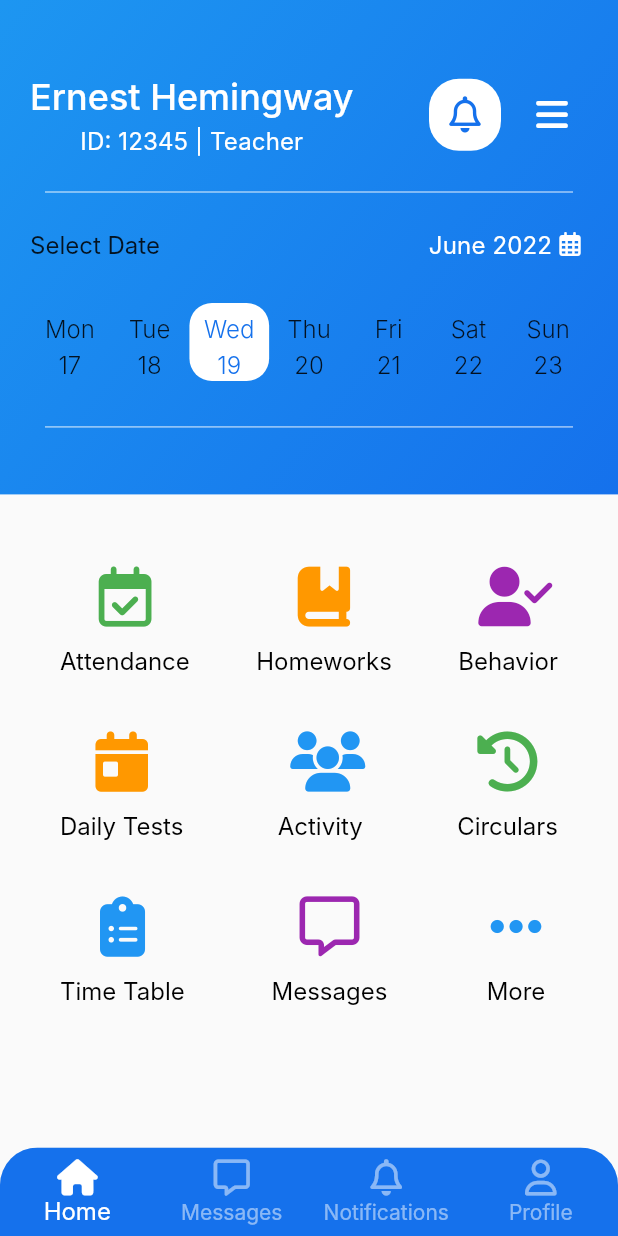
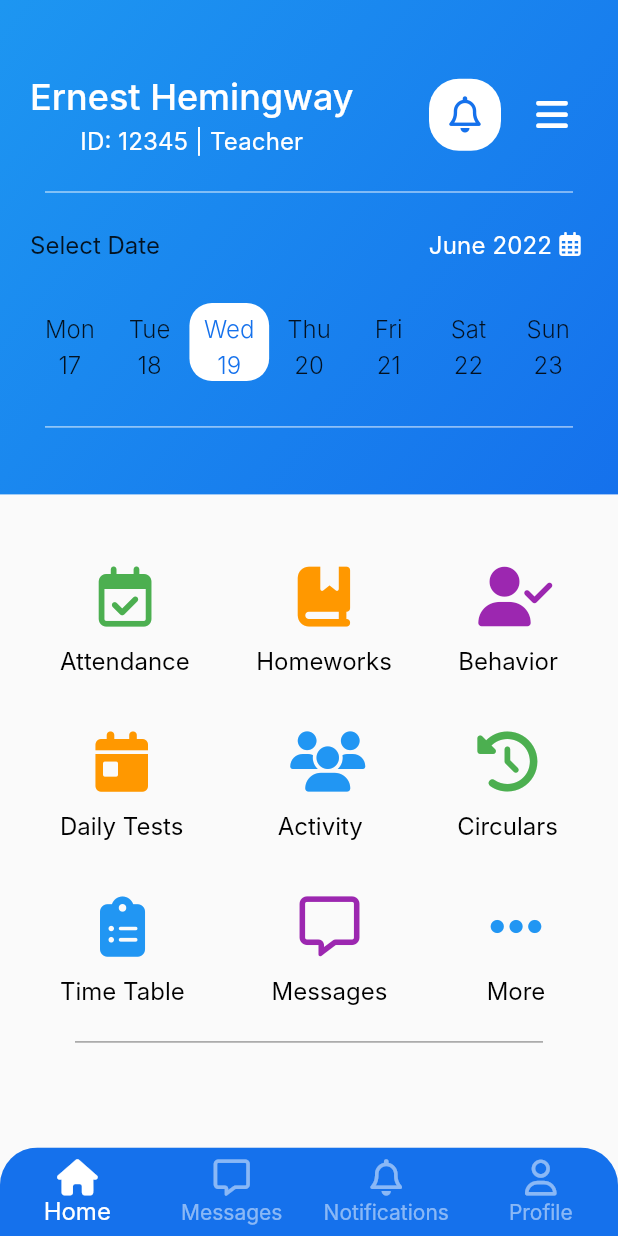
Before and after one commit to MohadesehHakimi/school_management, a Flutter app: the screen it shows after launch, on a phone screen of 412 x 824 dp. Run offline on Flutter 3.47's test engine with Material 2 defaults, Android fonts, the phone set to English and light mode, and no system bars; drawn by our look-alikes of table_calendar; our stand-ins replace font_awesome_flutter; Roboto replaces fonts that are missing (Inter).

Commit message:
refactor: build the icon and label for home page options using function

```diff
--- a/lib/screens/teacher_home_page.dart
+++ b/lib/screens/teacher_home_page.dart
@@ -16,7 +16,7 @@ class TeacherHomePage extends StatelessWidget {
       ),
       body: SingleChildScrollView(
         padding: const EdgeInsets.all(20.0),
-        physics: const AlwaysScrollableScrollPhysics(),
+        physics: const BouncingScrollPhysics(),
         child: Column(
           children: [
             Container(
@@ -26,50 +26,23 @@ class TeacherHomePage extends StatelessWidget {
                   Row(
                     mainAxisAlignment: MainAxisAlignment.spaceBetween,
                     children: [
-                      Column(
-                        children: [
-                          IconButton(
-                            onPressed: () {},
-                            icon: const FaIcon(FontAwesomeIcons.calendarCheck),
-                            color: Colors.green,
-                            iconSize: 40.0,
-                          ),
-                          const SizedBox(height: 5.0,),
-                          Text(
-                            'Attendance',
-                            style: Theme.of(context).textTheme.bodyMedium,
-                          )
-                        ],
+                      buildIconAndLabelColumn(
+                          context,
+                          FontAwesomeIcons.calendarCheck,
+                          'Attendance',
+                          Colors.green
                       ),
-                      Column(
-                        children: [
-                          IconButton(
-                            onPressed: () {},
-                            icon: const FaIcon(FontAwesomeIcons.bookBookmark),
-                            color: Colors.orange,
-                            iconSize: 40.0,
-                          ),
-                          const SizedBox(height: 5.0,),
-                          Text(
-                            'Homeworks',
-                            style: Theme.of(context).textTheme.bodyMedium,
-                          )
-                        ],
+                      buildIconAndLabelColumn(
+                          context,
+                          FontAwesomeIcons.bookBookmark,
+                          'Homeworks',
+                          Colors.orange
                       ),
-                      Column(
-                        children: [
-                          IconButton(
-                            onPressed: () {},
-                            icon: const FaIcon(FontAwesomeIcons.userCheck),
-                            color: Colors.purple,
-                            iconSize: 40.0,
-                          ),
-                          const SizedBox(height: 5.0,),
-                          Text(
-                            'Behavior',
-                            style: Theme.of(context).textTheme.bodyMedium,
-                          )
-                        ],
+                      buildIconAndLabelColumn(
+                          context,
+                          FontAwesomeIcons.userCheck,
+                          'Behavior',
+                          Colors.purple
                       ),
                     ],
                   ),
@@ -77,50 +50,23 @@ class TeacherHomePage extends StatelessWidget {
                   Row(
                     mainAxisAlignment: MainAxisAlignment.spaceBetween,
                     children: [
-                      Column(
-                        children: [
-                          IconButton(
-                            onPressed: () {},
-                            icon: const FaIcon(FontAwesomeIcons.calendarDay),
-                            color: Colors.orange,
-                            iconSize: 40.0,
-                          ),
-                          const SizedBox(height: 5.0,),
-                          Text(
-                            'Daily Tests',
-                            style: Theme.of(context).textTheme.bodyMedium,
-                          )
-                        ],
+                      buildIconAndLabelColumn(
+                        context,
+                        FontAwesomeIcons.calendarDay,
+                        'Daily Tests',
+                        Colors.orange,
                       ),
-                      Column(
-                        children: [
-                          IconButton(
-                            onPressed: () {},
-                            icon: const FaIcon(FontAwesomeIcons.users),
-                            color: Colors.blue,
-                            iconSize: 40.0,
-                          ),
-                          const SizedBox(height: 5.0,),
-                          Text(
-                            'Activity',
-                            style: Theme.of(context).textTheme.bodyMedium,
-                          )
-                        ],
+                      buildIconAndLabelColumn(
+                        context,
+                        FontAwesomeIcons.users,
+                        'Activity',
+                        Colors.blue,
                       ),
-                      Column(
-                        children: [
-                          IconButton(
-                            onPressed: () {},
-                            icon: const FaIcon(FontAwesomeIcons.clockRotateLeft),
-                            color: Colors.green,
-                            iconSize: 40.0,
-                          ),
-                          const SizedBox(height: 5.0,),
-                          Text(
-                            'Circulars',
-                            style: Theme.of(context).textTheme.bodyMedium,
-                          )
-                        ],
+                      buildIconAndLabelColumn(
+                        context,
+                        FontAwesomeIcons.clockRotateLeft,
+                        'Circulars',
+                        Colors.green,
                       ),
                     ],
                   ),
@@ -128,52 +74,32 @@ class TeacherHomePage extends StatelessWidget {
                   Row(
                     mainAxisAlignment: MainAxisAlignment.spaceBetween,
                     children: [
-                      Column(
-                        children: [
-                          IconButton(
-                            onPressed: () {},
-                            icon: const FaIcon(FontAwesomeIcons.clipboardList),
-                            color: Colors.blue,
-                            iconSize: 40.0,
-                          ),
-                          const SizedBox(height: 5.0,),
-                          Text(
-                            'Time Table',
-                            style: Theme.of(context).textTheme.bodyMedium,
-                          )
-                        ],
+                      buildIconAndLabelColumn(
+                        context,
+                        FontAwesomeIcons.clipboardList,
+                        'Time Table',
+                        Colors.blue,
                       ),
-                      Column(
-                        children: [
-                          IconButton(
-                            onPressed: () {},
-                            icon: const FaIcon(FontAwesomeIcons.message),
-                            color: Colors.purple,
-                            iconSize: 40.0,
-                          ),
-                          const SizedBox(height: 5.0,),
-                          Text(
-                            'Messages',
-                            style: Theme.of(context).textTheme.bodyMedium,
-                          )
-                        ],
+                      buildIconAndLabelColumn(
+                        context,
+                        FontAwesomeIcons.message,
+                        'Messages',
+                        Colors.purple,
                       ),
-                      Column(
-                        children: [
-                          IconButton(
-                            onPressed: () {},
-                            icon: const FaIcon(FontAwesomeIcons.ellipsis),
-                            color: Colors.blue,
-                            iconSize: 40.0,
-                          ),
-                          const SizedBox(height: 5.0,),
-                          Text(
-                            'More',
-                            style: Theme.of(context).textTheme.bodyMedium,
-                          )
-                        ],
+                      buildIconAndLabelColumn(
+                        context,
+                        FontAwesomeIcons.ellipsis,
+                        'More',
+                        Colors.blue,
                       ),
                     ],
+                  ),
+                  const Divider(
+                    color: Colors.grey,
+                    thickness: 1.0,
+                    indent: 10.0,
+                    endIndent: 10.0,
+                    height: 50.0,
                   ),
                 ],
               ),
@@ -185,3 +111,25 @@ class TeacherHomePage extends StatelessWidget {
     );
   }
 }
+
+Column buildIconAndLabelColumn(
+    BuildContext context,
+    IconData icon,
+    String label,
+    Color color) {
+  return Column(
+    children: [
+      IconButton(
+        onPressed: () {},
+        icon: FaIcon(icon),
+        color: color,
+        iconSize: 40.0,
+      ),
+      const SizedBox(height: 5.0,),
+      Text(
+        label,
+        style: Theme.of(context).textTheme.bodyMedium,
+      )
+    ],
+  );
+}
```
